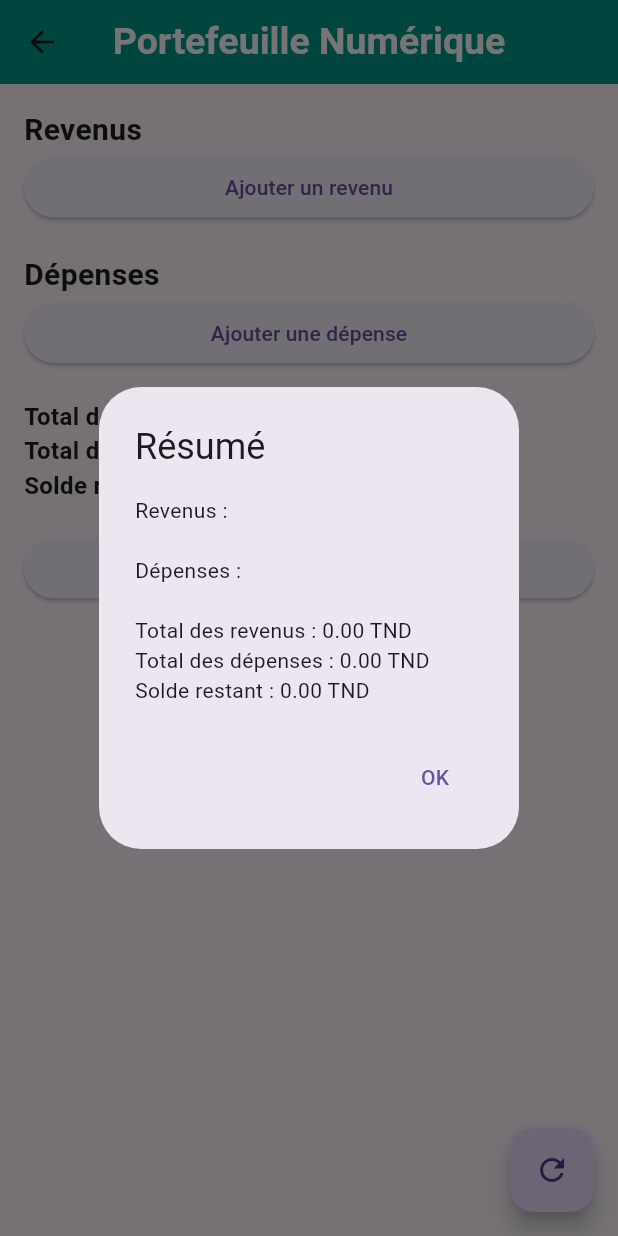
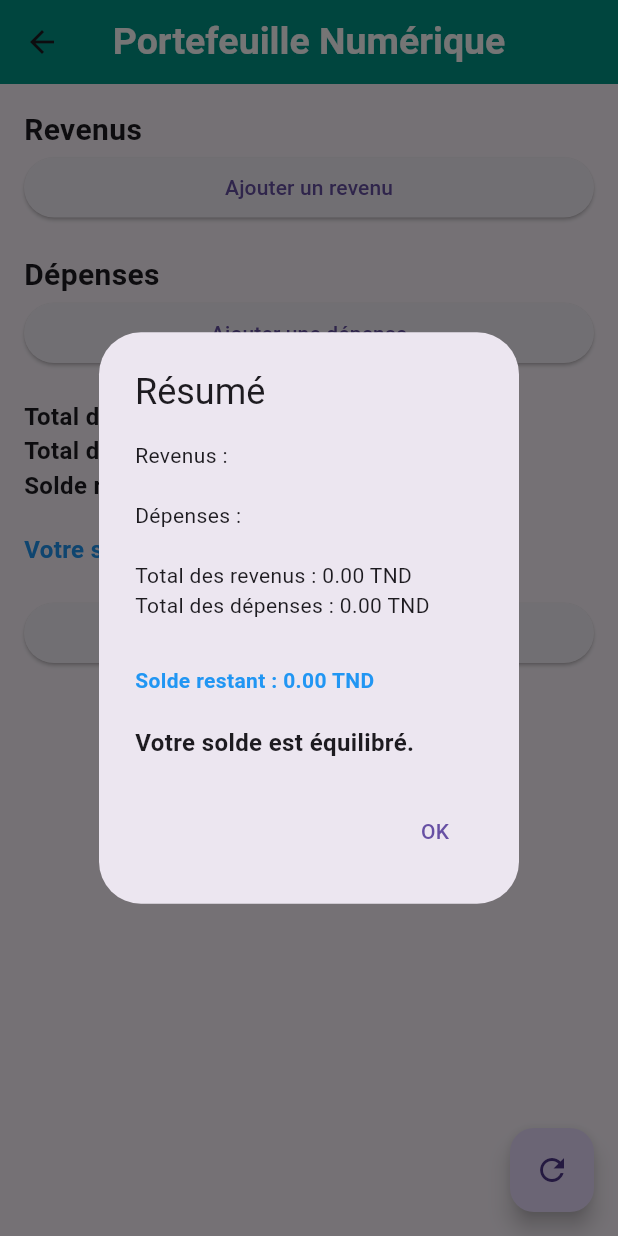
Before and after one commit to dimonkipro/E-wallet_flutter, a Flutter app: the BudgetSimulator screen opened directly, after a tap on "Soumettre", on a phone screen of 412 x 824 dp. Run offline on Flutter 3.47's test engine with Material 3 defaults, Android fonts, the phone set to English and light mode, and no system bars; our stand-ins replace introduction_screen.

Commit message:
Add message with colors and scrollView to budget_simulator

```diff
--- a/lib/Pages/budget_simulator.dart
+++ b/lib/Pages/budget_simulator.dart
@@ -13,6 +13,11 @@ class _BudgetSimulatorState extends State<BudgetSimulator> {
 // INITIALIZE DYNAMIC LISTS
   final List<Map<String, dynamic>> _revenues = [];
   final List<Map<String, dynamic>> _expenses = [];
+
+// GETTER FOR THE FUNCTION CALCULATE_TOTAL WITH PARAMETERS
+  double get totalRevenues => _calculateTotal(_revenues);
+  double get totalExpenses => _calculateTotal(_expenses);
+  double get balance => totalRevenues - totalExpenses;
 
 // FUNCTION TO REFRESH THE PAGE
   void _refreshPage() {
@@ -43,7 +48,8 @@ class _BudgetSimulatorState extends State<BudgetSimulator> {
     });
   }
 
-// ITERATE THROUGH THE LISTS AND CALCULATE TOTAL AMOUNTS
+
+// FUNCTION TO ITERATE THROUGH THE LISTS AND CALCULATE TOTAL AMOUNTS
   double _calculateTotal(List<Map<String, dynamic>> items) {
     double total = 0;
     for (var item in items) {
@@ -59,10 +65,6 @@ class _BudgetSimulatorState extends State<BudgetSimulator> {
     return total;
   }
 
-// GETTER FOR THE FUNCTION CALCULATE_TOTAL WITH PARAMETERS
-  double get totalRevenues => _calculateTotal(_revenues);
-  double get totalExpenses => _calculateTotal(_expenses);
-  double get balance => totalRevenues - totalExpenses;
 
 
 // FUNCTION FOR ALERT WITH ALL DETAILS INSERTED AND TOTALS
@@ -97,14 +99,35 @@ class _BudgetSimulatorState extends State<BudgetSimulator> {
     summary +=
         '\nTotal des revenus : ${totalRevenues.toStringAsFixed(2)} TND\n';
     summary += 'Total des dépenses : ${totalExpenses.toStringAsFixed(2)} TND\n';
-    summary += 'Solde restant : ${balance.toStringAsFixed(2)} TND';
 
     // INITIALIZE THE DIALOG WITH HEADER AND CONTENT FROM THE ALERT
     showDialog(
       context: context,
       builder: (ctx) => AlertDialog(
         title: const Text('Résumé'),
-        content: Text(summary),
+        content: Column(
+          crossAxisAlignment: CrossAxisAlignment.start,
+          mainAxisSize: MainAxisSize.min,
+        children: [
+          Text(summary),
+          const SizedBox(height: 10),
+          Text(
+            'Solde restant : ${balance.toStringAsFixed(2)} TND \n',
+            style: TextStyle(
+              fontWeight: FontWeight.bold,
+              color: _getBalanceColor(),
+            ),
+          ),
+          Text(
+            _getBalanceMessage(),
+            style: const TextStyle(
+              fontSize: 16,
+              fontWeight: FontWeight.bold,
+
+            ),
+          ),
+        ],
+        ),
         actions: [
           TextButton(
             onPressed: () {
@@ -116,6 +139,32 @@ class _BudgetSimulatorState extends State<BudgetSimulator> {
       ),
     );
   }
+
+// FUNCTION TO GET THE BALANCE MESSAGE
+  String _getBalanceMessage() {
+    if (balance > 0) {
+      return "Vous êtes dans le vert ! Vous avez un surplus de ${balance.toStringAsFixed(2)} TND.";
+    } else if (balance < 0) {
+      return "Attention ! Vous êtes dans le rouge avec un déficit de ${(-balance).toStringAsFixed(2)} TND.";
+    } else {
+      return "Votre solde est équilibré.";
+    }
+  }
+
+// FUNCTION TO GET THE COLOR FROM THE BALANCE CONDITION
+  Color _getBalanceColor() {
+    if (balance > 0) {
+      return Colors.green;
+    } else if (balance < 0) {
+      return Colors.red;
+    } else {
+      return Colors.blue;
+    }
+  }
+
+
+// ------------------ END OF FUNCTIONS AND DECLARATION ------------------------
+
 
   @override
   Widget build(BuildContext context) {
@@ -138,6 +187,8 @@ class _BudgetSimulatorState extends State<BudgetSimulator> {
         padding: const EdgeInsets.all(16.0),
         child: Form(
           key: _formKey,
+    // SINGLE_CHILD_SCROLLVIEW TO ALLOW THE USER TO SCROLL
+          child: SingleChildScrollView(
             child: Column(
               crossAxisAlignment: CrossAxisAlignment.stretch,
               children: [
@@ -308,7 +359,16 @@ class _BudgetSimulatorState extends State<BudgetSimulator> {
                   style:
                   const TextStyle(fontSize: 16, fontWeight: FontWeight.bold),
                 ),
-
+// BALANCE MESSAGE
+                const SizedBox(height: 20),
+                Text(
+                  _getBalanceMessage(),
+                  style: TextStyle(
+                    fontSize: 16,
+                    fontWeight: FontWeight.bold,
+                    color: _getBalanceColor(),
+                  ),
+                ),
                 const SizedBox(height: 20),
 
 // SUBMIT BUTTON
@@ -324,6 +384,7 @@ class _BudgetSimulatorState extends State<BudgetSimulator> {
             ),
           ),
         ),
+      ),
 
 // REFRESH BUTTON
       floatingActionButton: FloatingActionButton(
```
Lines whose indentation alone changed are shown as unchanged.
